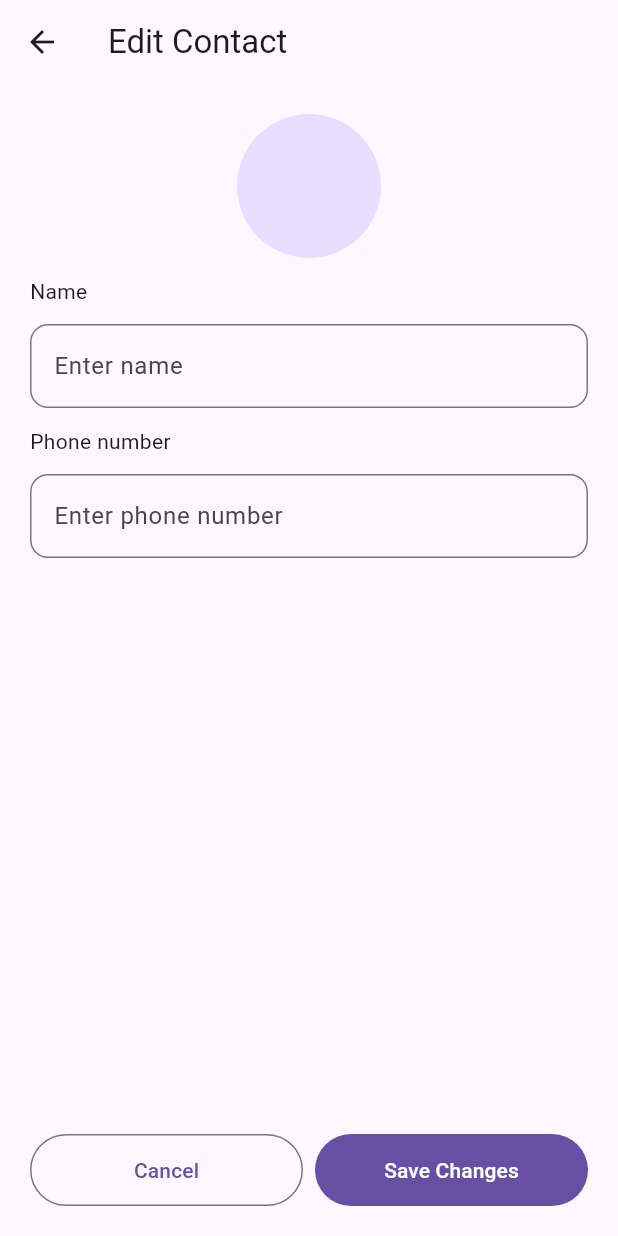
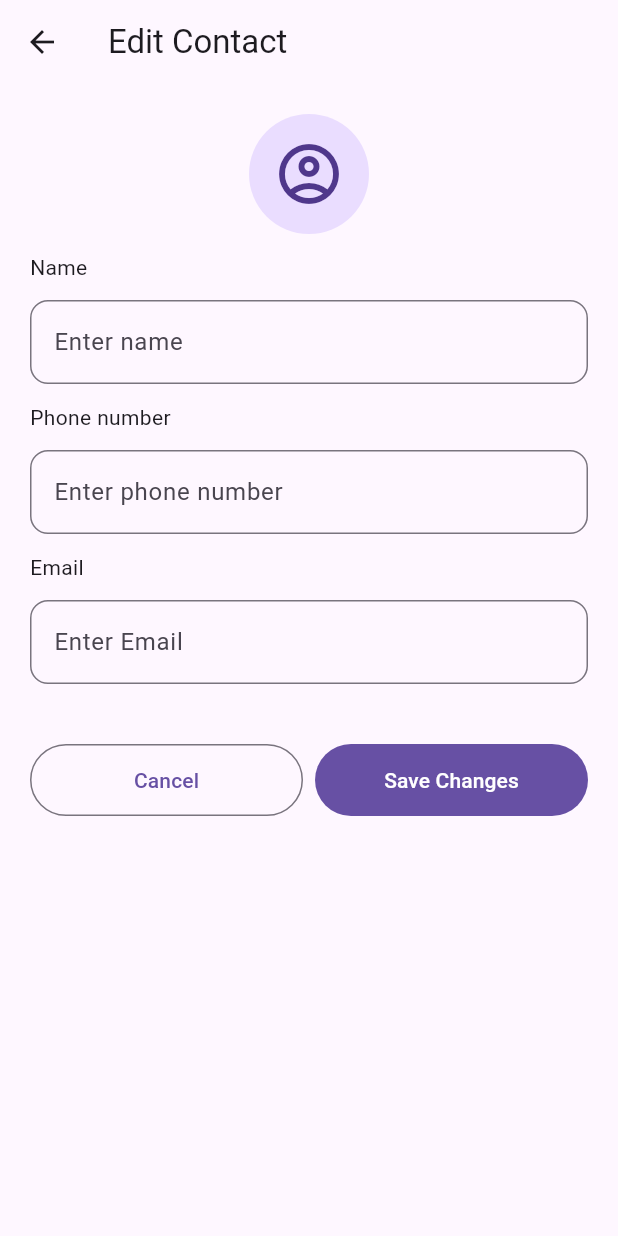
Before and after one commit to muhd-fahad/Contacts-app, a Flutter app: the DetailedScreen screen opened directly with empty values, after a tap on "Edit", on a phone screen of 412 x 824 dp. Run offline on Flutter 3.47's test engine with Material 3 defaults, Android fonts, the phone set to English and light mode, and no system bars; our stand-ins replace shared_preferences, sqflite; accounts and stored records are empty.

Commit message:
email field added

```diff
--- a/lib/db/db_helper.dart
+++ b/lib/db/db_helper.dart
@@ -28,7 +28,8 @@ class DbHelper {
       CREATE TABLE $tableName(
         id INTEGER PRIMARY KEY AUTOINCREMENT,
         name TEXT,
-        phone TEXT
+        phone TEXT,
+        email TEXT
       )
     ''');
     debugPrint('Database table created successfully.');
--- a/lib/model/contact_model.dart
+++ b/lib/model/contact_model.dart
@@ -2,13 +2,15 @@ class Contact {
   final int? id;
   final String name;
   final String phone;
+  final String email;
 
-  Contact({this.id, required this.name, required this.phone});
+  Contact({this.id, required this.name, required this.phone, required this.email,});
   Map<String, dynamic> toMap(){
     return {
       'id': id,
       'name': name,
       'phone': phone,
+      'email' : email
     };
   }
   factory Contact.fromMap(Map<String, dynamic> map) {
@@ -16,6 +18,7 @@ class Contact {
       id: map['id'],
       name: map['name'],
       phone: map['phone'],
+      email: map['email']
     );
   }
 }
--- a/lib/provider/contact_provider.dart
+++ b/lib/provider/contact_provider.dart
@@ -32,7 +32,7 @@ class ContactProvider extends ChangeNotifier {
 
   Future<void> addContact(Contact contact) async {
     final id = await DbHelper.instance.insertContact(contact);
-    final newContact = Contact(id: id, name: contact.name, phone: contact.phone);
+    final newContact = Contact(id: id, name: contact.name, phone: contact.phone, email: contact.email);
     _contacts.add(newContact);
     notifyListeners();
   }
--- a/lib/screens/detailed_screen.dart
+++ b/lib/screens/detailed_screen.dart
@@ -11,10 +11,12 @@ class DetailedScreen extends StatelessWidget {
 
   @override
   Widget build(BuildContext context) {
-
     final contactProvider = context.watch<ContactProvider>();
     // fetch the latest version of this contact
-    final updatedContact = contactProvider.contacts.firstWhere((c) => c.id == contact.id,orElse: () => contact,);
+    final updatedContact = contactProvider.contacts.firstWhere(
+      (c) => c.id == contact.id,
+      orElse: () => contact,
+    );
     return Scaffold(
       appBar: AppBar(),
       body: Center(
@@ -24,17 +26,14 @@ class DetailedScreen extends StatelessWidget {
             spacing: 12,
             mainAxisAlignment: MainAxisAlignment.center,
             children: [
-              CircleAvatar(radius: 40),
+              CircleAvatar(
+                radius: 40,
+                child: Icon(Icons.account_circle_outlined, size: 48,),
+              ),
               Text(updatedContact.name, style: TextStyle(fontSize: 28)),
-              Row(
-                spacing: 12,
-                mainAxisAlignment: MainAxisAlignment.center,
-                crossAxisAlignment: CrossAxisAlignment.center,
-                children: [
-                  Icon(Icons.call),
-                  Text(updatedContact.phone, style: TextStyle(fontSize: 20)),
-                ],
-              ),
+              SizedBox(),
+              ContactItem(text: updatedContact.phone, icon: Icons.call_outlined),
+              ContactItem(text: updatedContact.email, icon: Icons.mail_outline_rounded),
               // SizedBox(height: 24),
               Spacer(),
               Row(
@@ -52,10 +51,11 @@ class DetailedScreen extends StatelessWidget {
                         ),
                         icon: Icon(Icons.delete_outline_rounded),
                         onPressed: () async {
-                          await contactProvider.deleteContact(updatedContact.id!);
+                          await contactProvider.deleteContact(
+                            updatedContact.id!,
+                          );
                           // await data.deleteContact(contact.id!);
                           Navigator.pop(context);
-
                         },
                         label: Text('Delete'),
                       ),
@@ -69,8 +69,7 @@ class DetailedScreen extends StatelessWidget {
                           Navigator.push(
                             context,
                             MaterialPageRoute(
-                              builder: (context) =>
-                                  UpdateContactScreen(contact: updatedContact,),
+                              builder: (context) => UpdateContactScreen(contact: updatedContact),
                             ),
                           );
                         },
@@ -89,3 +88,48 @@ class DetailedScreen extends StatelessWidget {
     );
   }
 }
+
+class ContactItem extends StatelessWidget {
+  const ContactItem({super.key, required this.text, required this.icon});
+
+  final String text;
+  final IconData icon;
+
+  @override
+  Widget build(BuildContext context) {
+    return Row(
+      spacing: 12,
+      mainAxisAlignment: MainAxisAlignment.center,
+      crossAxisAlignment: CrossAxisAlignment.center,
+      children: [
+        Container(
+          padding: EdgeInsets.symmetric(vertical: 14, horizontal: 20),
+          decoration: BoxDecoration(
+            color: Theme.of(context).colorScheme.secondaryContainer,
+            borderRadius: BorderRadius.circular(12),
+          ),
+          child: Icon(icon, size: 24,color: Theme.of(context).colorScheme.onSecondaryContainer,),
+        ),
+        Flexible(
+          fit: FlexFit.tight,
+          child: Container(
+            padding: EdgeInsets.symmetric(vertical: 14, horizontal: 20),
+            decoration: BoxDecoration(
+              color: Theme.of(context).colorScheme.secondaryContainer,
+              borderRadius: BorderRadius.circular(12),
+            ),
+            child: Text(
+              text,
+              style: TextStyle(
+                fontSize: 17,
+                color: Theme.of(context).colorScheme.onSecondaryContainer,
+              ),
+              maxLines: 1,
+              overflow: TextOverflow.ellipsis,
+            ),
+          ),
+        ),
+      ],
+    );
+  }
+}
--- a/lib/screens/update_contact_screen.dart
+++ b/lib/screens/update_contact_screen.dart
@@ -16,12 +16,16 @@ class UpdateContactScreen extends StatelessWidget {
     final GlobalKey<FormState> formKey = GlobalKey<FormState>();
     final TextEditingController nameController = TextEditingController(text: initialData.name);
     final TextEditingController phoneController = TextEditingController(text: initialData.phone);
+    final TextEditingController emailController = TextEditingController(
+        text: initialData.email);
 
     void submit() async {
       final isValid = formKey.currentState!.validate();
-
       if (isValid) {
-        final newContact = Contact(id: initialData.id, name: nameController.text, phone: phoneController.text);
+        final newContact = Contact(id: initialData.id,
+            name: nameController.text,
+            phone: phoneController.text,
+            email: emailController.text);
         await contactProvider.updateContact(newContact);
         Navigator.pop(context);
       }
@@ -33,18 +37,26 @@ class UpdateContactScreen extends StatelessWidget {
         minimum: const EdgeInsets.all(20),
         child: Form(
           key: formKey,
+          child: SingleChildScrollView(
             child: Column(
+              crossAxisAlignment: CrossAxisAlignment.start,
+              mainAxisAlignment: MainAxisAlignment.spaceBetween,
+              children: [
+                Column(
                   spacing: 12,
                   crossAxisAlignment: CrossAxisAlignment.start,
                   children: [
-              const Center(child: CircleAvatar(radius: 48)),
+                    const Center(child: CircleAvatar(radius: 40,
+                      child: Icon(Icons.account_circle_outlined, size: 48),)),
                     const Text('Name'),
                     TextFormField(
                       controller: nameController,
                       decoration: InputDecoration(
-                  border: OutlineInputBorder(borderRadius: BorderRadius.circular(12),),
+                        border: OutlineInputBorder(
+                          borderRadius: BorderRadius.circular(12),),
                         hintText: 'Enter name',
                       ),
+                      textInputAction: TextInputAction.next,
                       keyboardType: TextInputType.text,
                       validator: (value) {
                         if (value == null || value.isEmpty) {
@@ -57,9 +69,11 @@ class UpdateContactScreen extends StatelessWidget {
                     TextFormField(
                       controller: phoneController,
                       decoration: InputDecoration(
-                  border: OutlineInputBorder(borderRadius: BorderRadius.circular(12),),
+                        border: OutlineInputBorder(
+                          borderRadius: BorderRadius.circular(12),),
                         hintText: 'Enter phone number',
                       ),
+                      textInputAction: TextInputAction.next,
                       keyboardType: TextInputType.phone,
                       validator: (value) {
                         if (value == null || value.isEmpty) {
@@ -70,12 +84,37 @@ class UpdateContactScreen extends StatelessWidget {
                         return null;
                       },
                     ),
-              const Spacer(),
+                    const Text('Email'),
+                    TextFormField(
+                      controller: emailController,
+                      decoration: InputDecoration(
+                        border: OutlineInputBorder(
+                          borderRadius: BorderRadius.circular(12),),
+                        hintText: 'Enter Email',
+                      ),
+                      textInputAction: TextInputAction.done,
+                      onFieldSubmitted: (_) => submit(),
+                      keyboardType: TextInputType.phone,
+                      validator: (value) {
+                        if (value == null || value.isEmpty) {
+                          return 'Phone email is required';
+                        }
+                        // else if (value.length != 10) {
+                        //   return 'Enter valid phone number ';
+                        // }
+                        return null;
+                      },
+                    ),
+                  ],
+                ),
+                const SizedBox(height: 40),
+                // const Spacer(),
                 Row(
                   spacing: 8,
                   mainAxisSize: MainAxisSize.max,
                   children: [
-                  Expanded(
+                    Flexible(
+                      fit: FlexFit.tight,
                       child: SizedBox(
                         height: 48,
                         child: OutlinedButton(
@@ -86,7 +125,8 @@ class UpdateContactScreen extends StatelessWidget {
                         ),
                       ),
                     ),
-                  Expanded(
+                    Flexible(
+                      fit: FlexFit.tight,
                       child: SizedBox(
                         height: 48,
                         child: FilledButton(
@@ -97,7 +137,10 @@ class UpdateContactScreen extends StatelessWidget {
                     ),
                   ],
                 ),
+                SizedBox(height: 40),
+
               ],
+            ),
           ),
         ),
       ),
```
Also changed, not shown: lib/screens/add_contact_screen.dart (+46 -8 lines). Lines whose indentation alone changed are shown as unchanged.
